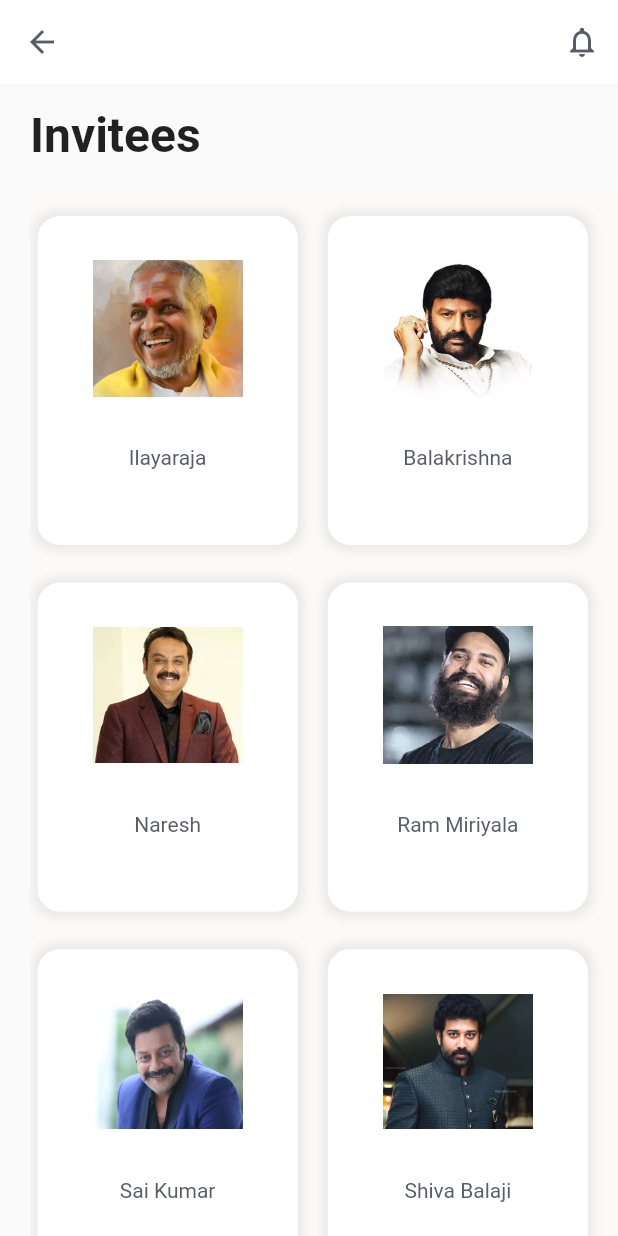
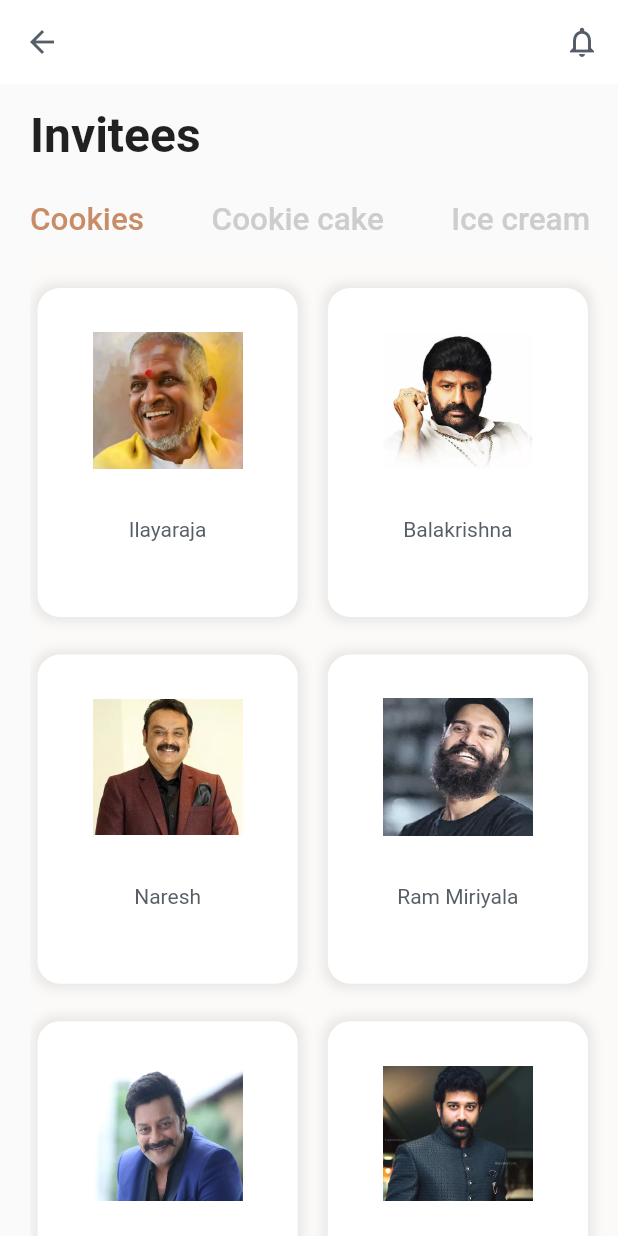
Before and after one commit to sabhinav3/int_appone, a Flutter app: the BarItemPage screen opened directly, on a phone screen of 412 x 824 dp. Run offline on Flutter 3.47's test engine with Material 2 defaults, Android fonts, the phone set to English and light mode, and no system bars; our stand-ins replace bloc, equatable, firebase_auth, firebase_core, flutter_bloc, get and 1 more; accounts and stored records are empty; Roboto replaces fonts that are missing (Varela); statements that could not run were skipped.

```diff
--- a/lib/pages/navpages/bar_item_page.dart
+++ b/lib/pages/navpages/bar_item_page.dart
@@ -73,37 +73,37 @@ class _BarItemPageState extends State<BarItemPage>
                   fontSize: 32.0,
                   fontWeight: FontWeight.bold)),
           SizedBox(height: 15.0),
-          // TabBar(
-          //   controller: _tabController,
-          //   indicatorColor: Colors.transparent,
-          //   labelColor: Color(0xFFC88D67),
-          //   isScrollable: true,
-          //   labelPadding: EdgeInsets.only(right: 45.0),
-          //   unselectedLabelColor: Color(0xFFCDCDCD),
-          //   tabs: [
-          //     Tab(
-          //       child: Text('Cookies',
-          //           style: TextStyle(
-          //             fontFamily: 'Varela',
-          //             fontSize: 21.0,
-          //           )),
-          //     ),
-          //     Tab(
-          //       child: Text('Cookie cake',
-          //           style: TextStyle(
-          //             fontFamily: 'Varela',
-          //             fontSize: 21.0,
-          //           )),
-          //     ),
-          //     Tab(
-          //       child: Text('Ice cream',
-          //           style: TextStyle(
-          //             fontFamily: 'Varela',
-          //             fontSize: 21.0,
-          //           )),
-          //     )
-          //   ],
-          // ),
+          TabBar(
+            controller: _tabController,
+            indicatorColor: Colors.transparent,
+            labelColor: Color(0xFFC88D67),
+            isScrollable: true,
+            labelPadding: EdgeInsets.only(right: 45.0),
+            unselectedLabelColor: Color(0xFFCDCDCD),
+            tabs: [
+              Tab(
+                child: Text('Cookies',
+                    style: TextStyle(
+                      fontFamily: 'Varela',
+                      fontSize: 21.0,
+                    )),
+              ),
+              Tab(
+                child: Text('Cookie cake',
+                    style: TextStyle(
+                      fontFamily: 'Varela',
+                      fontSize: 21.0,
+                    )),
+              ),
+              Tab(
+                child: Text('Ice cream',
+                    style: TextStyle(
+                      fontFamily: 'Varela',
+                      fontSize: 21.0,
+                    )),
+              )
+            ],
+          ),
           Container(
             height: MediaQuery.of(context).size.height - 50.0,
             width: double.infinity,
```
Also changed, not shown: lib/main.dart (+13 -6 lines), lib/pages/login/auth_controller.dart (added, +85 -0 lines), lib/pages/login/signup_page.dart (+13 -1 lines), lib/pages/login/user_welcome.dart (+10 -3 lines), 2 other files.
